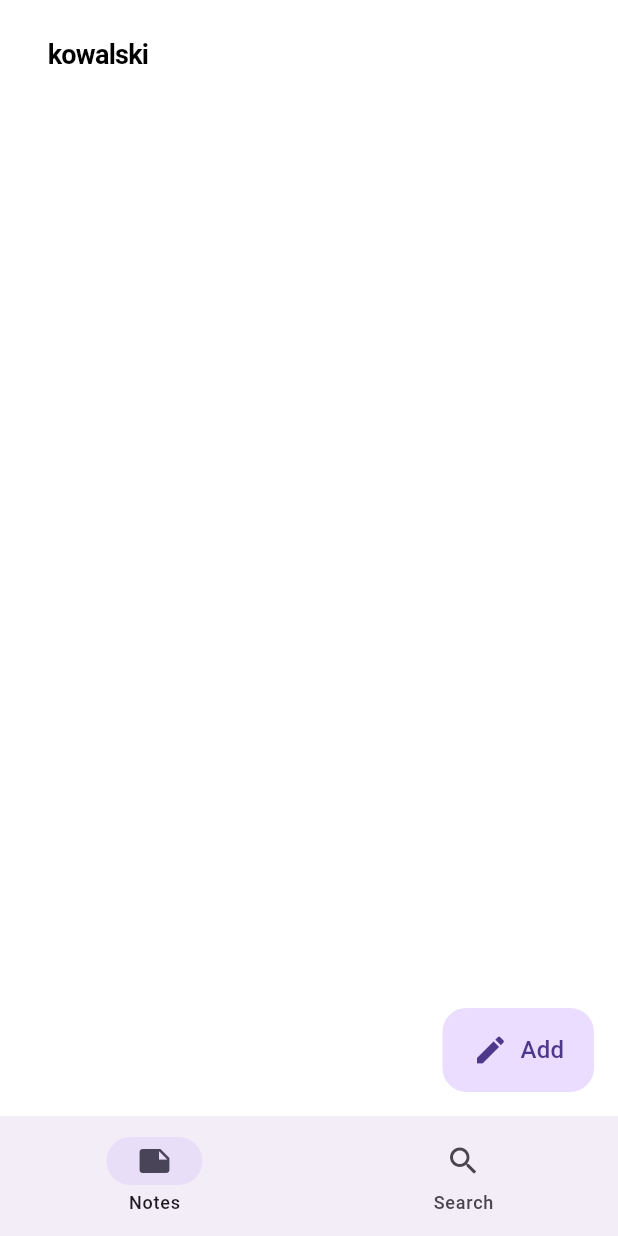
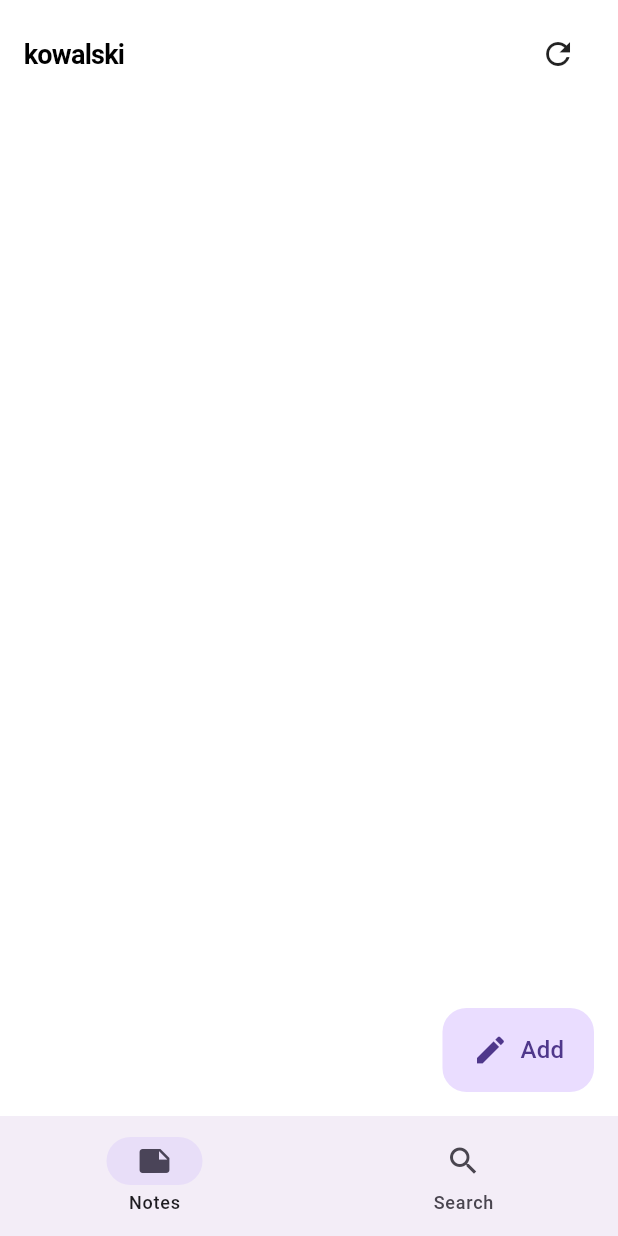
Before and after one commit to Zatfer17/kowalski, a Flutter app: the screen it shows after launch, on a phone screen of 412 x 824 dp. Run offline on Flutter 3.47's test engine with Material 3 defaults, Android fonts, the phone set to English and light mode, and no system bars; missing offline and left inert: grpc, protobuf; statements that could not run were skipped.

```diff
--- a/lib/screens/home.dart
+++ b/lib/screens/home.dart
@@ -1,5 +1,4 @@
 import 'package:flutter/material.dart';
-import 'package:kowalski/models/note.dart';
 import 'package:kowalski/services/grpc/client.dart';
 import 'package:kowalski/screens/notes.dart';
 import 'package:kowalski/screens/editor.dart'; // Import the editor screen
@@ -13,6 +12,7 @@ class HomeScreen extends StatefulWidget {
 class _HomeScreenState extends State<HomeScreen> {
   int selectedIndex = 0;
   final Client client = Client();
+  final GlobalKey<NotesScreenState> notesKey = GlobalKey();  // Add this line
 
   @override
   Widget build(BuildContext context) {
@@ -21,13 +21,23 @@ class _HomeScreenState extends State<HomeScreen> {
         backgroundColor: Colors.white,
         elevation: 0,
         title: Padding(
-          padding: const EdgeInsets.only(top: 16, left: 16.0),
-          child: Text(
-            'kowalski',
-            style: TextStyle(
-              color: Colors.black,
-              fontSize: 18,
-            ),
+          padding: const EdgeInsets.only(top: 16),
+          child: Row(
+            mainAxisAlignment: MainAxisAlignment.spaceBetween,
+            children: [
+              Text(
+                'kowalski',
+                style: TextStyle(
+                  color: Colors.black,
+                  fontSize: 18,
+                ),
+              ),
+              if (selectedIndex == 0)  // Only show refresh button on notes screen
+                IconButton(
+                  icon: Icon(Icons.refresh, color: Colors.black87),
+                  onPressed: () => notesKey.currentState?.loadNotes(),
+                ),
+            ],
           ),
         ),
       ),
@@ -35,11 +45,10 @@ class _HomeScreenState extends State<HomeScreen> {
         index: selectedIndex,
         children: [
           NotesScreen(
+            key: notesKey,  // Add this line
             client: client,
           ),
-          SearchScreen(
-            client: client,
-          ),
+          SearchScreen(client: client),
         ],
       ),
       floatingActionButton: FloatingActionButton.extended(
--- a/lib/screens/notes.dart
+++ b/lib/screens/notes.dart
@@ -6,26 +6,30 @@ import 'package:kowalski/screens/editor.dart';
 
 class NotesScreen extends StatefulWidget {
   final Client client;
+  final VoidCallback? onRefresh;  // Add this line
 
   const NotesScreen({
     Key? key,
     required this.client,
+    this.onRefresh,  // Add this line
   }) : super(key: key);
 
   @override
-  State<NotesScreen> createState() => _NotesScreenState();
+  NotesScreenState createState() => NotesScreenState();  // Changed to public state
 }
 
-class _NotesScreenState extends State<NotesScreen> {
+// Changed to public state class
+class NotesScreenState extends State<NotesScreen> {
   List<Note> notes = [];
 
   @override
   void initState() {
     super.initState();
-    _loadNotes();
+    loadNotes();
   }
 
-  Future<void> _loadNotes() async {
+  // Make this method public
+  Future<void> loadNotes() async {
     final grpcNotes = await widget.client.listNotes();
     setState(() {
       notes = grpcNotes.map((grpcNote) => Note.fromGrpc(grpcNote)).toList();
@@ -41,8 +45,8 @@ class _NotesScreenState extends State<NotesScreen> {
         final note = notes[index];
         return NoteCard(
           note: note,
-          onTap: () {
-            Navigator.push(
+          onTap: () async {
+            await Navigator.push(
               context,
               MaterialPageRoute(
                 builder: (context) => EditorScreen(
@@ -51,6 +55,7 @@ class _NotesScreenState extends State<NotesScreen> {
                 ),
               ),
             );
+            loadNotes();
           },
         );
       },
```
Also changed, not shown: lib/screens/editor.dart (+58 -4 lines), lib/services/grpc/client.dart (+7 -3 lines).
